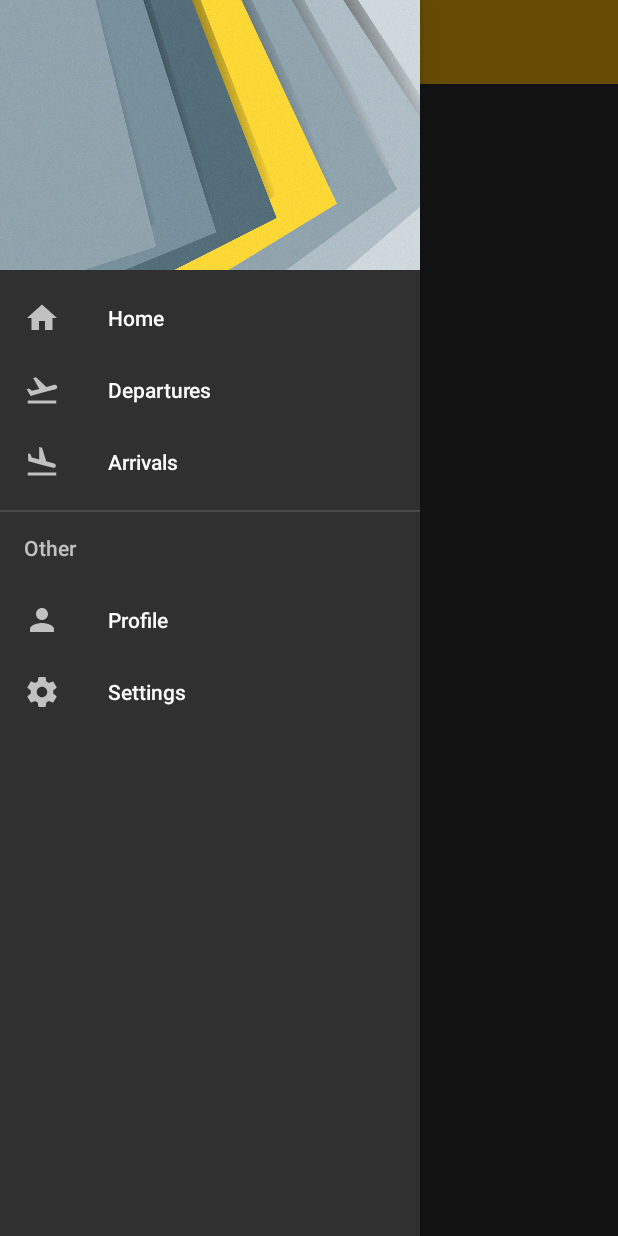
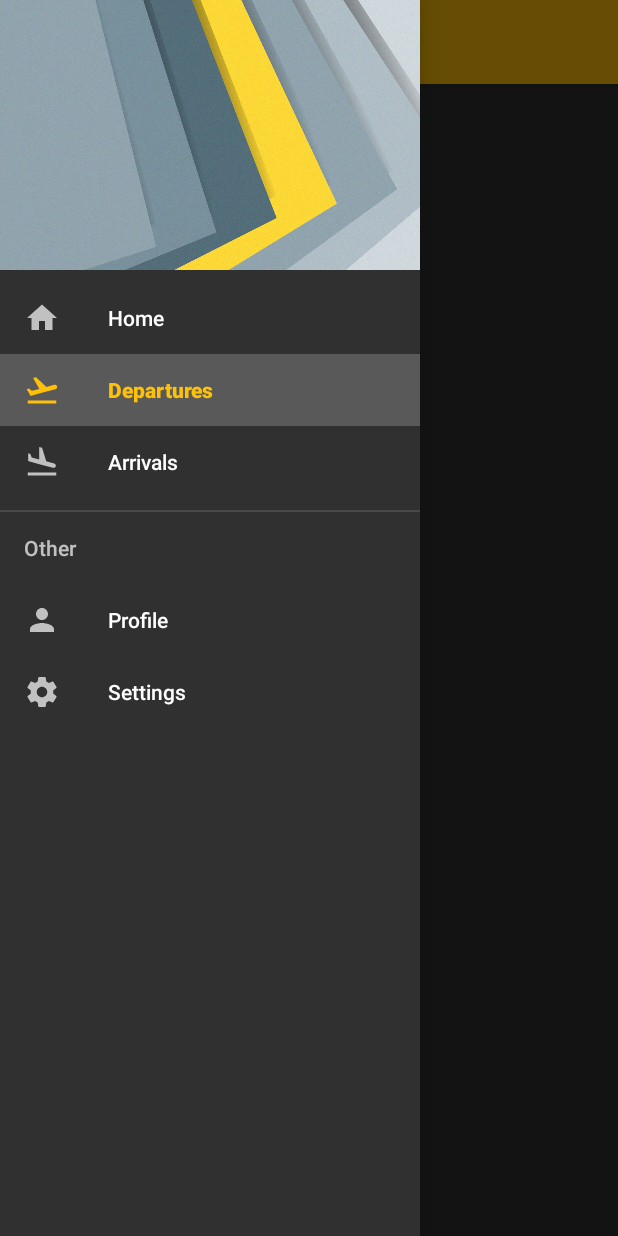
Before and after one commit to MarcMauri/Seccion_07_drawer_recycler_card, an Android app: the screen it shows after launch (MainActivity), in the side drawer, after a tap on "Departures", on a phone screen of 412 x 824 dp. Run offline under Robolectric (Android 15) with nearby library versions, the phone set to English and light mode, and no system bars.

Commit message:
Burger icon added to open the Drawable + cool transparent style starting for API 21

```diff
--- a/app/build.gradle
+++ b/app/build.gradle
@@ -8,7 +8,7 @@ android {
     compileSdkVersion 27
     defaultConfig {
         applicationId "es.marcmauri.seccion_07_drawer_recycler_card"
-        minSdkVersion 21
+        minSdkVersion 19
         targetSdkVersion 27
         versionCode 1
         versionName "1.0"
--- a/app/src/main/java/es/marcmauri/seccion_07_drawer_recycler_card/MainActivity.kt
+++ b/app/src/main/java/es/marcmauri/seccion_07_drawer_recycler_card/MainActivity.kt
@@ -1,15 +1,35 @@
 package es.marcmauri.seccion_07_drawer_recycler_card
 
 import android.os.Bundle
+import android.support.design.widget.NavigationView
+import android.support.v7.app.ActionBarDrawerToggle
 import android.support.v7.widget.Toolbar
+import android.view.MenuItem
 import es.marcmauri.mylibrary.ToolbarActivity
 import kotlinx.android.synthetic.main.activity_main.*
 
-class MainActivity : ToolbarActivity() {
+class MainActivity : ToolbarActivity(), NavigationView.OnNavigationItemSelectedListener {
 
     override fun onCreate(savedInstanceState: Bundle?) {
         super.onCreate(savedInstanceState)
         setContentView(R.layout.activity_main)
         toolbarToLoad(toolbar as Toolbar)
+
+        setNavDrawer()
+    }
+
+    private fun setNavDrawer() {
+        val toggle = ActionBarDrawerToggle(this, drawerLayout, _toolbar,
+                R.string.open_drawer, R.string.close_drawer)
+        toggle.isDrawerIndicatorEnabled = true
+        drawerLayout.addDrawerListener(toggle)
+        toggle.syncState()
+
+        navView.setNavigationItemSelectedListener(this)
+    }
+
+    override fun onNavigationItemSelected(item: MenuItem): Boolean {
+        //when(item.itemId)
+        return true
     }
 }
--- a/app/src/main/res/layout/activity_main.xml
+++ b/app/src/main/res/layout/activity_main.xml
@@ -3,6 +3,7 @@
 <android.support.v4.widget.DrawerLayout xmlns:android="http://schemas.android.com/apk/res/android"
     xmlns:app="http://schemas.android.com/apk/res-auto"
     xmlns:tools="http://schemas.android.com/tools"
+    android:id="@+id/drawerLayout"
     android:layout_width="match_parent"
     android:layout_height="match_parent"
     android:fitsSystemWindows="true"
@@ -30,7 +31,6 @@
         android:layout_gravity="start"
         android:fitsSystemWindows="true"
         app:headerLayout="@layout/nav_header"
-        app:menu="@menu/menu_drawer"
-        />
+        app:menu="@menu/menu_drawer" />
 
 </android.support.v4.widget.DrawerLayout>
--- a/app/src/main/res/menu/menu_drawer.xml
+++ b/app/src/main/res/menu/menu_drawer.xml
@@ -1,7 +1,9 @@
 <?xml version="1.0" encoding="utf-8"?>
-<menu xmlns:android="http://schemas.android.com/apk/res/android">
+<menu xmlns:android="http://schemas.android.com/apk/res/android"
+    xmlns:tools="http://schemas.android.com/tools"
+    tools:showIn="navigation_view">
 
-    <group>
+    <group android:checkableBehavior="single">
         <item
             android:id="@+id/nav_home"
             android:icon="@drawable/ic_home"
--- /dev/null
+++ b/app/src/main/res/values-v21/styles.xml
@@ -0,0 +1,13 @@
+<?xml version="1.0" encoding="utf-8"?>
+<resources>
+
+    <style name="AppTheme" parent="Theme.AppCompat.NoActionBar">
+        <!-- Customize your theme here. -->
+        <item name="colorPrimary">@color/colorPrimary</item>
+        <item name="colorPrimaryDark">@color/colorPrimaryDark</item>
+        <item name="colorAccent">@color/colorAccent</item>
+
+        <item name="android:windowDrawsSystemBarBackgrounds">true</item>
+        <item name="android:statusBarColor">@android:color/transparent</item>
+    </style>
+</resources>
```
